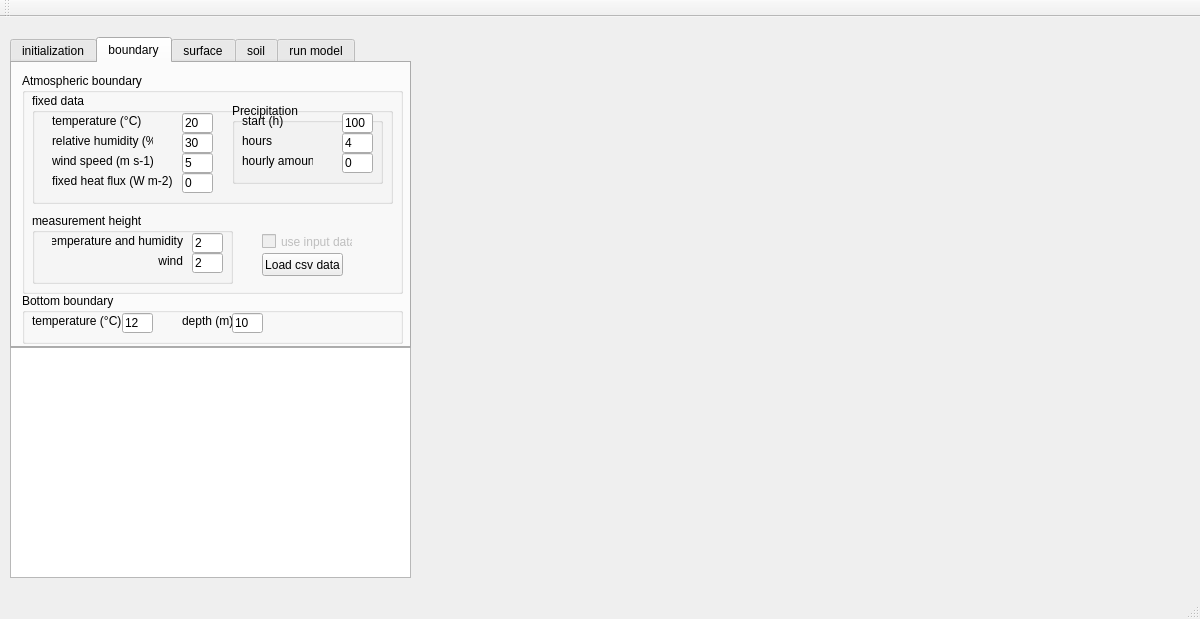
Qt form bin/HEAT1D/mainwindow.ui (ARPA-SIMC/CRITERIA1D) before a commit.
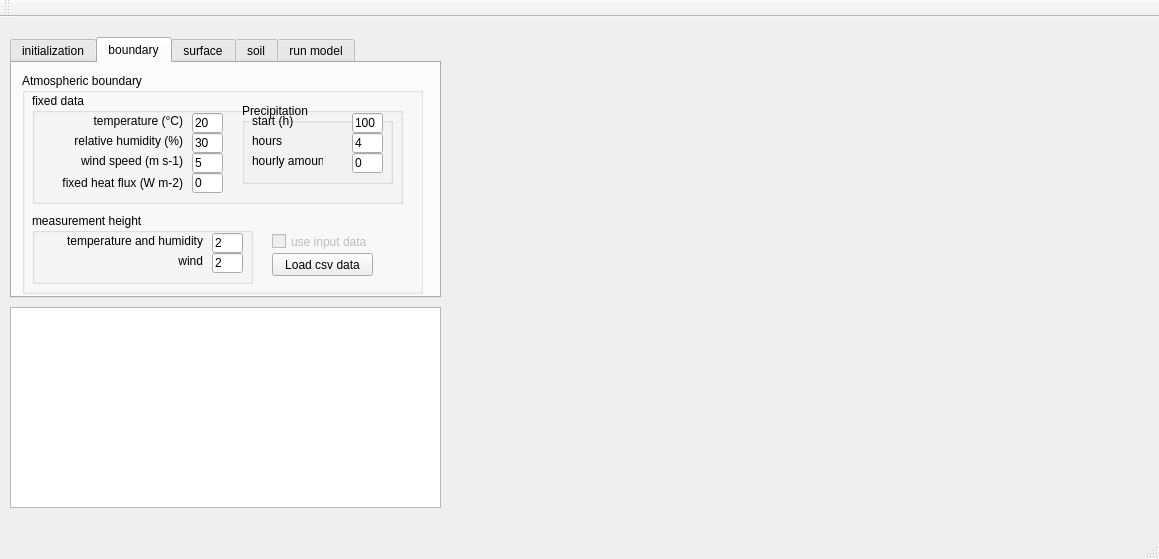
The same form after that commit. The open tabs and pages were chosen to show the change.

Patch:
```diff
--- a/bin/HEAT1D/mainwindow.ui
+++ b/bin/HEAT1D/mainwindow.ui
@@ -6,8 +6,8 @@
    <rect>
     <x>0</x>
     <y>0</y>
-    <width>1200</width>
-    <height>619</height>
+    <width>1159</width>
+    <height>559</height>
    </rect>
   </property>
   <property name="windowTitle">
@@ -17,10 +17,10 @@
    <widget class="QWidget" name="formLayoutWidget">
     <property name="geometry">
      <rect>
-      <x>420</x>
+      <x>450</x>
       <y>10</y>
-      <width>771</width>
-      <height>551</height>
+      <width>701</width>
+      <height>481</height>
      </rect>
     </property>
     <layout class="QFormLayout" name="layoutPlot"/>
@@ -29,9 +29,9 @@
     <property name="geometry">
      <rect>
       <x>10</x>
-      <y>330</y>
-      <width>401</width>
-      <height>231</height>
+      <y>290</y>
+      <width>431</width>
+      <height>201</height>
      </rect>
     </property>
     <property name="sizeAdjustPolicy">
@@ -43,8 +43,8 @@
      <rect>
       <x>10</x>
       <y>20</y>
-      <width>401</width>
-      <height>311</height>
+      <width>431</width>
+      <height>261</height>
      </rect>
     </property>
     <property name="currentIndex">
@@ -268,7 +268,7 @@
        <rect>
         <x>10</x>
         <y>10</y>
-        <width>381</width>
+        <width>401</width>
         <height>221</height>
        </rect>
       </property>
@@ -280,7 +280,7 @@
         <rect>
          <x>10</x>
          <y>140</y>
-         <width>201</width>
+         <width>221</width>
          <height>71</height>
         </rect>
        </property>
@@ -292,7 +292,7 @@
          <rect>
           <x>20</x>
           <y>20</y>
-          <width>131</width>
+          <width>151</width>
           <height>16</height>
          </rect>
         </property>
@@ -306,7 +306,7 @@
        <widget class="QLineEdit" name="lineEditAtmWHeight">
         <property name="geometry">
          <rect>
-          <x>160</x>
+          <x>180</x>
           <y>40</y>
           <width>31</width>
           <height>20</height>
@@ -319,7 +319,7 @@
        <widget class="QLineEdit" name="lineEditAtmTHeight">
         <property name="geometry">
          <rect>
-          <x>160</x>
+          <x>180</x>
           <y>20</y>
           <width>31</width>
           <height>20</height>
@@ -334,7 +334,7 @@
          <rect>
           <x>40</x>
           <y>40</y>
-          <width>111</width>
+          <width>131</width>
           <height>16</height>
          </rect>
         </property>
@@ -351,7 +351,7 @@
         <rect>
          <x>10</x>
          <y>20</y>
-         <width>361</width>
+         <width>371</width>
          <height>111</height>
         </rect>
        </property>
@@ -372,31 +372,37 @@
          <rect>
           <x>20</x>
           <y>60</y>
-          <width>101</width>
+          <width>131</width>
           <height>16</height>
          </rect>
         </property>
         <property name="text">
          <string>wind speed (m s-1)</string>
         </property>
+        <property name="alignment">
+         <set>Qt::AlignRight|Qt::AlignTrailing|Qt::AlignVCenter</set>
+        </property>
        </widget>
        <widget class="QLabel" name="label_9">
         <property name="geometry">
          <rect>
           <x>20</x>
           <y>20</y>
-          <width>91</width>
+          <width>131</width>
           <height>16</height>
          </rect>
         </property>
         <property name="text">
          <string>temperature (°C)</string>
         </property>
+        <property name="alignment">
+         <set>Qt::AlignRight|Qt::AlignTrailing|Qt::AlignVCenter</set>
+        </property>
        </widget>
        <widget class="QLineEdit" name="lineEditAtmRH">
         <property name="geometry">
          <rect>
-          <x>150</x>
+          <x>160</x>
           <y>40</y>
           <width>31</width>
           <height>20</height>
@@ -409,7 +415,7 @@
        <widget class="QLineEdit" name="lineEditAtmWS">
         <property name="geometry">
          <rect>
-          <x>150</x>
+          <x>160</x>
           <y>60</y>
           <width>31</width>
           <height>20</height>
@@ -422,7 +428,7 @@
        <widget class="QLineEdit" name="lineEditAtmT">
         <property name="geometry">
          <rect>
-          <x>150</x>
+          <x>160</x>
           <y>20</y>
           <width>31</width>
           <height>20</height>
@@ -437,18 +443,21 @@
          <rect>
           <x>20</x>
           <y>40</y>
-          <width>101</width>
+          <width>131</width>
           <height>16</height>
          </rect>
         </property>
         <property name="text">
          <string>relative humidity (%)</string>
         </property>
+        <property name="alignment">
+         <set>Qt::AlignRight|Qt::AlignTrailing|Qt::AlignVCenter</set>
+        </property>
        </widget>
        <widget class="QGroupBox" name="groupBox">
         <property name="geometry">
          <rect>
-          <x>200</x>
+          <x>210</x>
           <y>10</y>
           <width>151</width>
           <height>81</height>
@@ -539,20 +548,23 @@
        <widget class="QLabel" name="label_14">
         <property name="geometry">
          <rect>
-          <x>20</x>
+          <x>10</x>
           <y>80</y>
-          <width>121</width>
-          <height>16</height>
+          <width>141</width>
+          <height>20</height>
          </rect>
         </property>
         <property name="text">
          <string>fixed heat flux (W m-2)</string>
         </property>
+        <property name="alignment">
+         <set>Qt::AlignRight|Qt::AlignTrailing|Qt::AlignVCenter</set>
+        </property>
        </widget>
        <widget class="QLineEdit" name="lineEditAtmFlux">
         <property name="geometry">
          <rect>
-          <x>150</x>
+          <x>160</x>
           <y>80</y>
           <width>31</width>
           <height>20</height>
@@ -569,9 +581,9 @@
        </property>
        <property name="geometry">
         <rect>
-         <x>240</x>
+         <x>250</x>
          <y>160</y>
-         <width>91</width>
+         <width>121</width>
          <height>17</height>
         </rect>
        </property>
@@ -585,9 +597,9 @@
        </property>
        <property name="geometry">
         <rect>
-         <x>240</x>
+         <x>250</x>
          <y>180</y>
-         <width>81</width>
+         <width>101</width>
          <height>23</height>
         </rect>
        </property>
```
Left out of the diff: 98 changed lines with no effect on the pictures.
